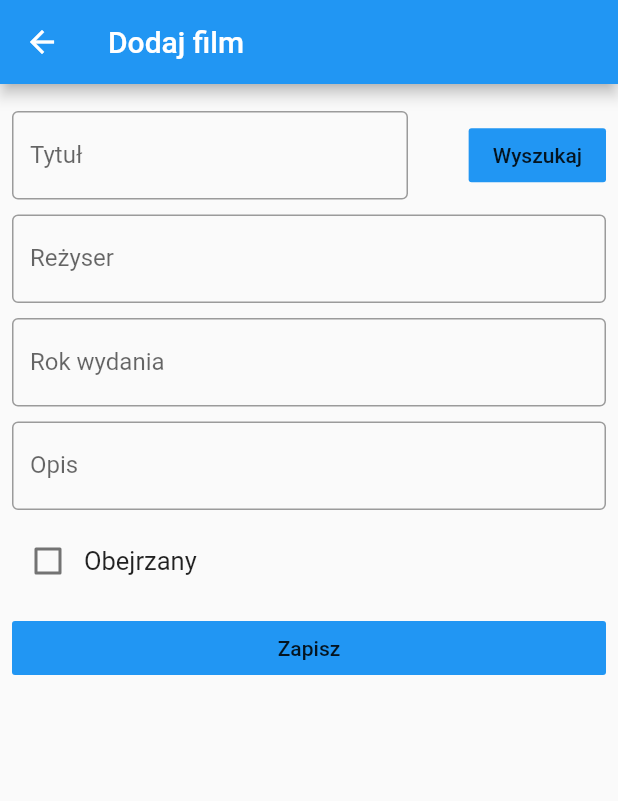
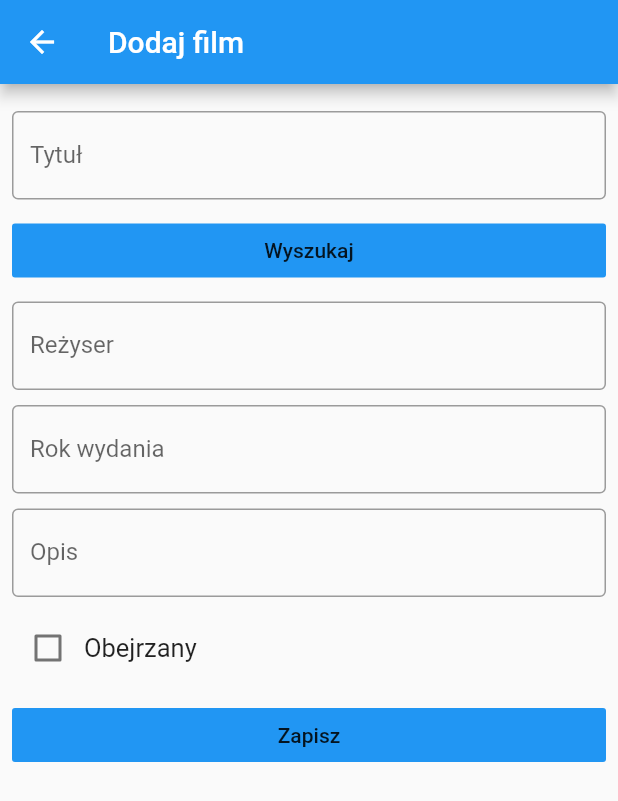
Before and after one commit to Filiponesco/rozrywka, a Flutter app: the screen it shows once a user with an empty profile is signed in, after a tap on the "add" icon, on a phone screen of 412 x 824 dp. Shown: the top 801 px of the screen. Run offline on Flutter 3.47's test engine with Material 2 defaults, Android fonts, the phone set to English and light mode, and no system bars; our stand-ins replace cloud_firestore, firebase_auth, progress_dialog; missing offline and left inert: dart:ffi; accounts and stored records are empty; generated files the repository leaves out were written again.

Commit message:
add item info

```diff
--- a/lib/add_items_page/add_book.dart
+++ b/lib/add_items_page/add_book.dart
@@ -56,6 +56,7 @@ class _AddBookFormState extends State<AddBookForm> {
 
   @override
   Widget build(BuildContext context) {
+    print("Book: ${_book.isDone}");
     final userID = Provider.of<String>(context);
     return Form(
       key: _formKey,
--- a/lib/add_items_page/add_movie.dart
+++ b/lib/add_items_page/add_movie.dart
@@ -114,12 +114,7 @@ class _AddMovieFormState extends State<AddMovieForm> {
           padding: EdgeInsets.all(8),
           children: <Widget>[
             SizedBox(height: 10),
-            Row(
-              mainAxisAlignment: MainAxisAlignment.spaceBetween,
-              children: <Widget>[
-                Flexible(
-                  flex: 2,
-                  child: TextFormField(
+            TextFormField(
               focusNode: myFocusNode,
               controller: _txtTitle,
               onSaved: (value) => _movie.title = value,
@@ -129,18 +124,13 @@ class _AddMovieFormState extends State<AddMovieForm> {
               decoration: InputDecoration(
                   border: OutlineInputBorder(), labelText: 'Tytuł'),
             ),
-                ),
-                Flexible(
-                  flex: 1,
-                  child: FlatButton(
+            SizedBox(height: 10),
+            FlatButton(
               color: Colors.blue,
               child: Text("Wyszukaj"),
               onPressed: () => _searchMovie(),
             ),
-                )
-              ],
-            ),
-            SizedBox(height: 10),
+            SizedBox(height: 10,),
             TextFormField(
               controller: _txtDirector,
               onSaved: (value) => _movie.director = value,
--- a/lib/menu/nav_drawer.dart
+++ b/lib/menu/nav_drawer.dart
@@ -5,14 +5,19 @@ import 'option.dart';
 
 class NavDrawer extends StatelessWidget {
   final Map<Option, OptionData> options = optionsData; //dependency!
+  String email;
+  NavDrawer(){
+    _fetchUser();
+  }
   @override
   Widget build(BuildContext context) {
+    final userID= Provider.of<String>(context, listen: false);
     return Drawer(
       child: ListView(
         padding: EdgeInsets.zero,
         children: <Widget>[
           UserAccountsDrawerHeader(
-            accountEmail: Text("TwojEmail@gmail.com"),
+            accountEmail: Text(email ?? ''),
             decoration: BoxDecoration(
                 color: Colors.green,
                 image: DecorationImage(
@@ -51,4 +56,7 @@ class NavDrawer extends StatelessWidget {
       },
     );
   }
+  Future _fetchUser() async{
+      email = await Auth().userEmail;
+  }
 }
--- a/lib/models/book.dart
+++ b/lib/models/book.dart
@@ -7,39 +7,40 @@ part 'book.g.dart';
 @JsonSerializable()
 class Book implements ItemCard {
   //id is generate by firebase
+  @JsonKey(defaultValue: "")
   @override
   String id;
+
+  @JsonKey(defaultValue: "")
   String forename;
+
+  @JsonKey(defaultValue: "")
   String surname;
+
+  @JsonKey(defaultValue: "title")
   String title;
+
+  @JsonKey(defaultValue: "")
   String category;
+
+  @JsonKey(defaultValue: "")
   String publishedDate;
+
+  @JsonKey(defaultValue: "")
   String publisher;
+
+  @JsonKey(defaultValue: "")
   String pages;
+
+  @JsonKey(defaultValue: "")
   String isbn;
+
+  @JsonKey(defaultValue: false)
   @override
-  bool isDone;
-
-  Book(
-      {this.id = "",
-      this.forename = "",
-      this.surname = "",
-      this.title = "",
-      this.category = "",
-      this.publishedDate = "",
-      this.publisher = "",
-      this.pages = "",
-      this.isbn = "",
-      this.isDone = false}) {
-    cardDescription = "$forename $surname";
-    cardTitle = "$title";
-  }
-  @override
-  Map<String, dynamic> toJson() => _$BookToJson(this);
-
-  factory Book.fromJson(Map<String, dynamic> json) => _$BookFromJson(json);
+  bool isDone = false;
 
   //name of table in firebase
+  @JsonKey(ignore: true)
   @override
   String tableName = 'books';
 
@@ -51,4 +52,22 @@ class Book implements ItemCard {
   @override
   @JsonKey(ignore: true)
   String cardTitle;
+
+  //cardTitle and cardDescription needs in constructor specifics field
+  Book(
+      {this.forename,
+      this.surname,
+      this.title,
+      this.category,
+      this.publishedDate,
+      this.publisher}) {
+    print('Konstruktor book');
+    cardDescription = "$forename $surname";
+    cardTitle = "$title";
+  }
+
+  @override
+  Map<String, dynamic> toJson() => _$BookToJson(this);
+
+  factory Book.fromJson(Map<String, dynamic> json) => _$BookFromJson(json);
 }
--- a/lib/models/create_tabs.dart
+++ b/lib/models/create_tabs.dart
@@ -10,14 +10,16 @@ import 'package:rozrywka/models/item_card.dart';
 import 'package:rozrywka/services/database.dart';
 
 class OptionTabView {
-  String titleOne = "titleONe";
+  String titleOne;
   String titleTwo;
   var addNewItemPage;
+  var onClickCard;
 
   OptionTabView(
       {this.titleOne,
       this.titleTwo,
-      this.addNewItemPage});
+      this.addNewItemPage,
+      this.onClickCard});
 }
 
 Map<Option, OptionTabView> specificsTabs = {
--- a/lib/models/game.dart
+++ b/lib/models/game.dart
@@ -5,35 +5,34 @@ part 'game.g.dart';
 
 @JsonSerializable()
 class Game implements ItemCard {
+  @JsonKey(defaultValue: "")
   @override
   String id;
+
+  @JsonKey(defaultValue: "")
   String title;
+
+  @JsonKey(defaultValue: "")
   String forename;
+
+  @JsonKey(defaultValue: "")
   String surname;
+
+  @JsonKey(defaultValue: "")
   String publishedDate;
+
+  @JsonKey(defaultValue: "")
   String platforms;
+
+  @JsonKey(defaultValue: "")
   String publisher;
+
+  @JsonKey(defaultValue: "")
   String category;
+
+  @JsonKey(defaultValue: false)
   @override
-  bool isDone;
-
-  Game(
-      {this.id = "",
-      this.title,
-      this.forename = "",
-      this.surname = "",
-      this.publishedDate = "",
-      this.platforms = "",
-      this.publisher = "",
-      this.category = "",
-      this.isDone = false}){
-    cardTitle = title;
-    cardDescription = "$forename $surname";
-  }
-
-  factory Game.fromJson(Map<String, dynamic> json) => _$GameFromJson(json);
-
-  Map<String, dynamic> toJson() => _$GameToJson(this);
+  bool isDone = false;
 
   @JsonKey(ignore: true)
   @override
@@ -46,4 +45,13 @@ class Game implements ItemCard {
   @JsonKey(ignore: true)
   @override
   String cardTitle;
+
+  Game({this.title, this.forename, this.surname}){
+    cardTitle = title;
+    cardDescription = "$forename $surname";
+  }
+
+  factory Game.fromJson(Map<String, dynamic> json) => _$GameFromJson(json);
+
+  Map<String, dynamic> toJson() => _$GameToJson(this);
 }
--- a/lib/models/movie.dart
+++ b/lib/models/movie.dart
@@ -4,31 +4,26 @@ import 'package:rozrywka/models/item_card.dart';
 part 'movie.g.dart';
 
 @JsonSerializable()
-class Movie implements ItemCard{
+class Movie implements ItemCard {
   @JsonKey(defaultValue: "")
   @override
   String id;
+
   @JsonKey(name: 'Title', defaultValue: "")
   String title;
+
   @JsonKey(name: 'Director', defaultValue: "")
   String director;
+
   @JsonKey(name: 'Year', defaultValue: "")
   String year;
+
   @JsonKey(name: 'Plot', defaultValue: "")
   String plot;
+
   @JsonKey(name: 'Genre', defaultValue: "")
   String genre;
 
-  Movie(
-      {this.id = "",
-      this.title = "",
-      this.director = "",
-      this.year = "",
-      this.plot = "",
-      this.genre = ""}){
-    cardTitle = title;
-    cardDescription = "$director";
-  }
   @JsonKey(defaultValue: false)
   @override
   bool isDone = false;
@@ -37,11 +32,6 @@ class Movie implements ItemCard{
   @override
   String tableName = 'movies';
 
-  factory Movie.fromJson(Map<String, dynamic> json) => _$MovieFromJson(json);
-
-  @override
-  Map<String, dynamic> toJson() => _$MovieToJson(this);
-
   @JsonKey(ignore: true)
   @override
   String cardDescription;
@@ -49,4 +39,14 @@ class Movie implements ItemCard{
   @JsonKey(ignore: true)
   @override
   String cardTitle;
+
+  Movie({this.title, this.director}) {
+    cardTitle = title;
+    cardDescription = "$director";
+  }
+
+  factory Movie.fromJson(Map<String, dynamic> json) => _$MovieFromJson(json);
+
+  @override
+  Map<String, dynamic> toJson() => _$MovieToJson(this);
 }
--- a/lib/models/series.dart
+++ b/lib/models/series.dart
@@ -3,19 +3,31 @@ import 'package:rozrywka/models/item_card.dart';
 part 'series.g.dart';
 @JsonSerializable()
 class Series implements ItemCard{
+
+  @JsonKey(defaultValue: "")
+  @override
+  String id;
+
+  @JsonKey(defaultValue: "")
   String title;
+
+  @JsonKey(defaultValue: "")
   String years;
+
+  @JsonKey(defaultValue: "")
   String releasedYear;
+
+  @JsonKey(defaultValue: "")
   String genre;
+
+  @JsonKey(defaultValue: "")
   String plot;
+
+  @JsonKey(defaultValue: "")
   String director;
+
+  @JsonKey(defaultValue: "")
   String note;
-  Series({this.id = "", this.title="", this.years="",
-  this.releasedYear="", this.genre="", this.plot="",
-  this.director="", this.isDone = false}){
-    cardTitle = title;
-    cardDescription = "$director";
-  }
 
   @JsonKey(ignore: true)
   @override
@@ -26,14 +38,16 @@ class Series implements ItemCard{
   String cardTitle;
 
   @override
-  String id;
-
-  @override
-  bool isDone;
+  bool isDone = false;
 
   @JsonKey(ignore: true)
   @override
   String tableName = 'series';
+
+  Series({this.title, this.director}){
+    cardTitle = title;
+    cardDescription = "$director";
+  }
 
   factory Series.fromJson(Map<String, dynamic> json) => _$SeriesFromJson(json);
 
--- /dev/null
+++ b/lib/models/user.dart
@@ -0,0 +1,4 @@
+class User{
+  String id;
+  String email;
+}
--- a/lib/pages/home/home_tabs.dart
+++ b/lib/pages/home/home_tabs.dart
@@ -3,6 +3,7 @@ import 'package:provider/provider.dart';
 import 'package:rozrywka/menu/nav_drawer.dart';
 import 'package:rozrywka/menu/option.dart';
 import 'package:rozrywka/models/create_tabs.dart';
+import 'package:rozrywka/services/auth.dart';
 
 import '../../widgets/item_list.dart';
 
--- a/lib/pages/login_page.dart
+++ b/lib/pages/login_page.dart
@@ -1,5 +1,8 @@
+import 'package:firebase_auth/firebase_auth.dart';
 import 'package:flutter/cupertino.dart';
 import 'package:flutter/material.dart';
+import 'package:flutter/services.dart';
+import 'package:progress_dialog/progress_dialog.dart';
 import 'package:rozrywka/services/auth.dart';
 
 enum FormType{
@@ -15,10 +18,10 @@ class LoginPage extends StatefulWidget{
 class _LoginPageState extends State<LoginPage>{
   //provide validating form
   final formKey = GlobalKey<FormState>();
-
   String _email;
   String _password;
   FormType _formType = FormType.login;
+  ProgressDialog pr;
 
   bool validateAndSave(){
     final form = formKey.currentState;
@@ -31,33 +34,42 @@ class _LoginPageState extends State<LoginPage>{
   }
   void validateAndSubmit(context)async {
     if (validateAndSave()) {
+      pr.show();
       try {
         if (_formType == FormType.login) {
           String userID = await widget.auth.signInWithEmailAndPassword(
               _email, _password);
+          pr.hide();
           print("Signed in: $userID");
         } else {
           String userID = await widget.auth.createUserWithEmailAndPassword(
               _email, _password);
+          pr.hide();
           print("Registered user: $userID");
         }
       }
-      catch (e) {
+      on PlatformException catch (e) {
         print("Error: $e");
-        _showAlert(context);
+        pr.hide();
+        _showAlert(context, e.message);
+      }
+      catch(e){
+        print(e.toString());
+        pr.hide();
+        _showAlert(context, 'Nieznany błąd');
       }
     }
   }
 
-  void _showAlert(context) {
+  void _showAlert(context, String message) {
     showDialog(
         context: context,
         builder: (context) =>
         GestureDetector(
           onTap: () => Navigator.pop(context),
           child: AlertDialog(
-            title: Text("Niepoprawne dane"),
-            content: Text("Błędny login lub hasło"),
+            title: Text("Coś poszło nie tak"),
+            content: Text(message),
           ),
         )
     );
@@ -76,6 +88,8 @@ class _LoginPageState extends State<LoginPage>{
     }
     @override
     Widget build(BuildContext context) {
+      pr = new ProgressDialog(context, showLogs: true);
+      pr.style(message: 'Logowanie...');
       return Scaffold(
           appBar: AppBar(
             title: Text("Zaloguj się do rozrywki"),
--- a/lib/widgets/item_tile.dart
+++ b/lib/widgets/item_tile.dart
@@ -1,6 +1,7 @@
 import 'package:flutter/gestures.dart';
 import 'package:flutter/material.dart';
 import 'package:provider/provider.dart';
+import 'package:rozrywka/menu/option.dart';
 import 'package:rozrywka/models/book.dart';
 import 'package:rozrywka/models/item_card.dart';
 import 'package:rozrywka/pages/item_info.dart';
@@ -22,8 +23,9 @@ class ItemTile extends StatelessWidget {
   }
 
   void _clickOnCard(context) {
+
     Navigator.push(
-        context, MaterialPageRoute(builder: (context) => ItemInfo()));
+        context, MaterialPageRoute(builder: (context) => ItemInfo(_item)));
   }
 
   @override
```
Also changed, not shown: lib/pages/item_info.dart (+34 -12 lines), lib/models/book.g.dart, lib/models/game.g.dart, lib/models/movie.g.dart, lib/models/series.g.dart. Lines whose indentation alone changed are shown as unchanged.
